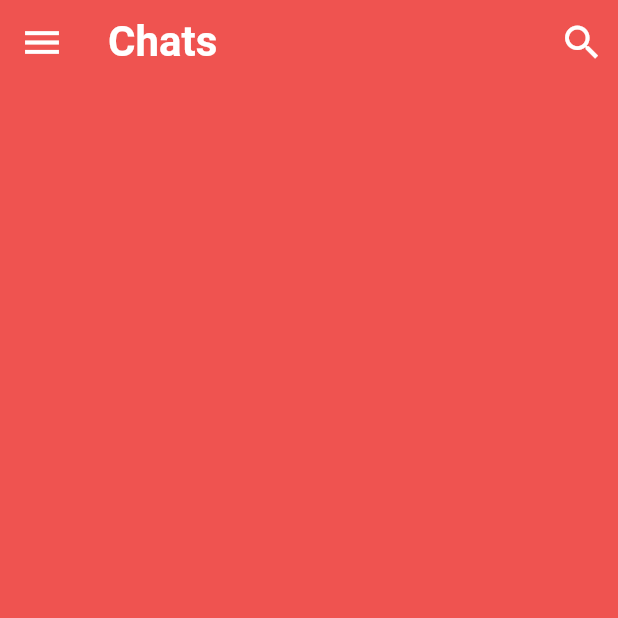
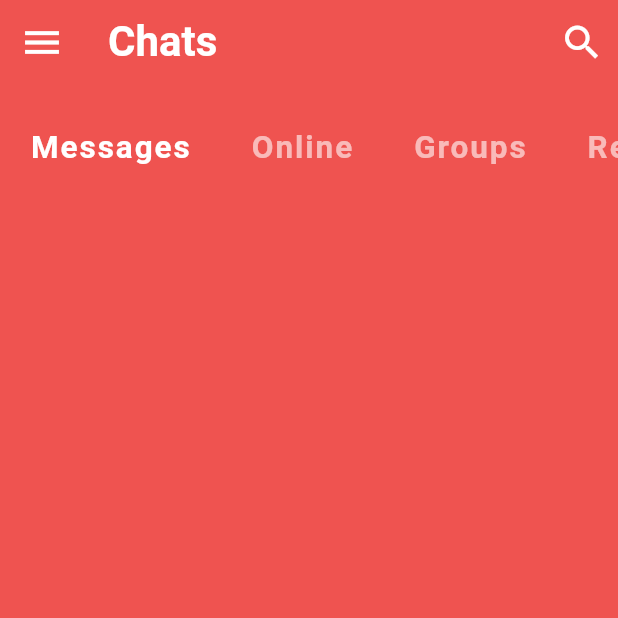
Before and after one commit to rllyhz/flutter-chatR-UI, a Flutter app: the screen it shows after launch, on a phone screen of 412 x 824 dp, the top half of it. Run offline on Flutter 3.47's test engine with Material 2 defaults, Android fonts, the phone set to English and light mode, and no system bars.

Commit message:
Updating Category list widget

```diff
--- a/lib/screens/home/components/body.dart
+++ b/lib/screens/home/components/body.dart
@@ -1,6 +1,5 @@
 import 'package:flutter/material.dart';
 
-import '../../../constants.dart';
 import 'category_list.dart';
 
 class Body extends StatefulWidget {
@@ -19,6 +18,11 @@ class _BodyState extends State<Body> {
       children: <Widget>[
         CategoryList(
           selectedIndex: _selectedCategoryListIndex,
+          onTapCallback: (index) {
+            setState(() {
+              _selectedCategoryListIndex = index;
+            });
+          },
         ),
       ],
     );
--- a/lib/screens/home/components/category_list.dart
+++ b/lib/screens/home/components/category_list.dart
@@ -1,14 +1,44 @@
 import 'package:flutter/material.dart';
+
+import '../../../constants.dart';
 
 class CategoryList extends StatelessWidget {
   final selectedIndex;
+  final Function onTapCallback;
 
-  const CategoryList({Key? key, this.selectedIndex}) : super(key: key);
+  const CategoryList(
+      {Key? key, this.selectedIndex, required this.onTapCallback})
+      : super(key: key);
 
   @override
   Widget build(BuildContext context) {
     return Container(
-      child: null,
+      height: 90.0,
+      color: Theme.of(context).primaryColor,
+      child: ListView.builder(
+        scrollDirection: Axis.horizontal,
+        itemCount: categories.length,
+        itemBuilder: (BuildContext context, int index) {
+          return InkWell(
+            onTap: () => onTapCallback(index),
+            child: Padding(
+              padding: EdgeInsets.symmetric(
+                vertical: 30.0,
+                horizontal: 20.0,
+              ),
+              child: Text(
+                categories[index],
+                style: TextStyle(
+                  color: index == selectedIndex ? Colors.white : Colors.white60,
+                  fontSize: 21.0,
+                  fontWeight: FontWeight.bold,
+                  letterSpacing: 1.3,
+                ),
+              ),
+            ),
+          );
+        },
+      ),
     );
   }
 }
```
